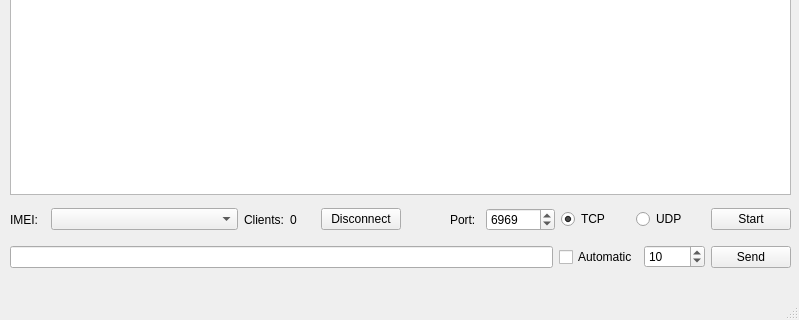
First picture: the form in window.ui, repository BabyZion/server_gain, before the edit; both pictures show x 0 to 799 and y 336 to 656 of the 799 by 656 pixel window.
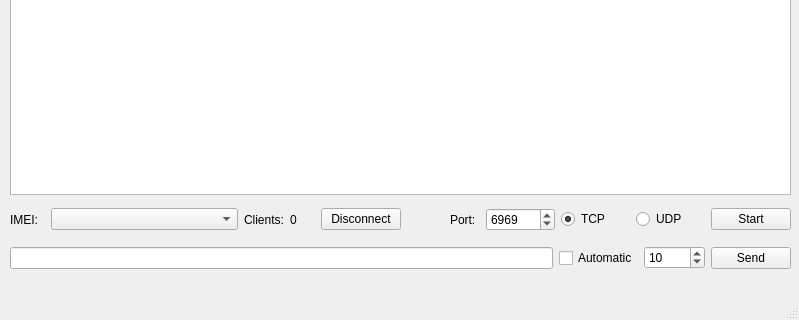
Second picture: the form after the edit.

Commit message: Font size of text browser changed 9 -> 11.

Diff of the .ui file:
```diff
--- a/window.ui
+++ b/window.ui
@@ -30,7 +30,7 @@
       <x>10</x>
       <y>580</y>
       <width>781</width>
-      <height>26</height>
+      <height>28</height>
      </rect>
     </property>
     <layout class="QHBoxLayout" name="horizontalLayout_2">
```
Left out of the diff: 7 changed lines with no effect on the pictures. The commit also changes 1 other file.
